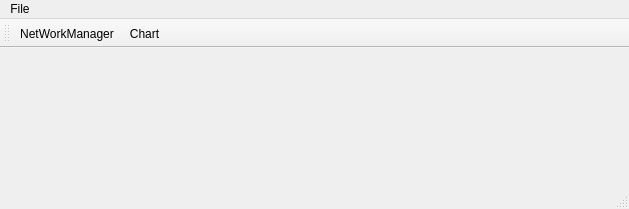
Qt form mainwindow.ui (yageek/lastneurds) before a commit.
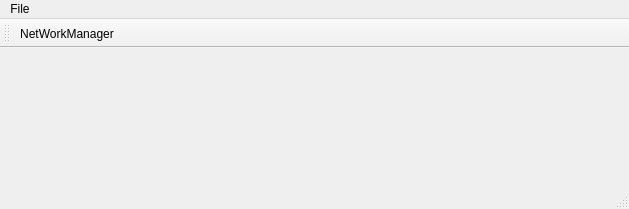
The same form after that commit. Icons and pictures are not drawn.

The edit to the form file:
```diff
--- a/mainwindow.ui
+++ b/mainwindow.ui
@@ -41,7 +41,6 @@
     <bool>false</bool>
    </attribute>
    <addaction name="actionNetWorkManager"/>
-   <addaction name="actionChart"/>
   </widget>
   <widget class="QStatusBar" name="statusBar"/>
   <action name="action_Quitter">
```
Left out of the diff: 2 changed lines with no effect on the pictures.
